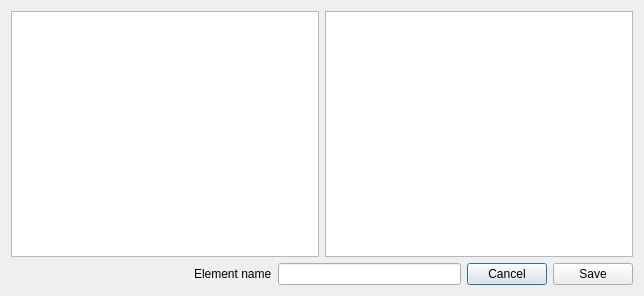
Before: the Qt Designer form apps/NSXQt/ui/Chemistry/AddElementDialog.ui in k61n/openhkl, drawn with Qt 5.
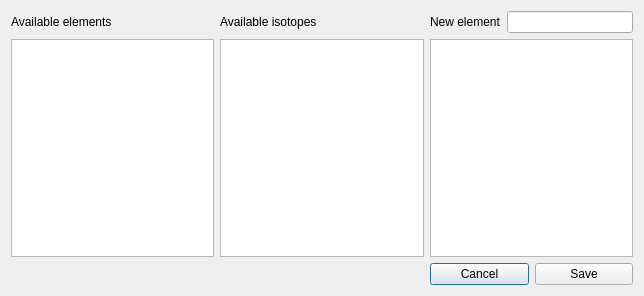
After: the same form once the commit is applied. Custom widgets are drawn as their Qt base class.

Commit message: Improved significantly the AddElement dialog

What changed in the file:
```diff
--- a/apps/NSXQt/ui/Chemistry/AddElementDialog.ui
+++ b/apps/NSXQt/ui/Chemistry/AddElementDialog.ui
@@ -14,8 +14,56 @@
    <string>Dialog</string>
   </property>
   <layout class="QGridLayout" name="gridLayout">
+   <item row="0" column="0">
+    <widget class="QLabel" name="label">
+     <property name="text">
+      <string>Available elements</string>
+     </property>
+    </widget>
+   </item>
    <item row="0" column="1">
-    <widget class="QTableView" name="selectedIsotopesView">
+    <widget class="QLabel" name="label_2">
+     <property name="text">
+      <string>Available isotopes</string>
+     </property>
+    </widget>
+   </item>
+   <item row="0" column="2">
+    <layout class="QHBoxLayout" name="horizontalLayout">
+     <item>
+      <widget class="QLabel" name="label_3">
+       <property name="text">
+        <string>New element</string>
+       </property>
+      </widget>
+     </item>
+     <item>
+      <widget class="QLineEdit" name="elementNameEntry"/>
+     </item>
+    </layout>
+   </item>
+   <item row="1" column="0">
+    <widget class="ElementsListWidget" name="elementsList">
+     <property name="dragDropMode">
+      <enum>QAbstractItemView::DragOnly</enum>
+     </property>
+    </widget>
+   </item>
+   <item row="1" column="1">
+    <widget class="IsotopesListWidget" name="isotopesList">
+     <property name="dragEnabled">
+      <bool>true</bool>
+     </property>
+     <property name="dragDropMode">
+      <enum>QAbstractItemView::DragOnly</enum>
+     </property>
+     <property name="selectionMode">
+      <enum>QAbstractItemView::SingleSelection</enum>
+     </property>
+    </widget>
+   </item>
+   <item row="1" column="2">
+    <widget class="NewElementTableView" name="selectedIsotopesView">
      <property name="acceptDrops">
       <bool>true</bool>
      </property>
@@ -42,44 +90,8 @@
      </attribute>
     </widget>
    </item>
-   <item row="0" column="0">
-    <widget class="QListWidget" name="isotopesList">
-     <property name="dragEnabled">
-      <bool>true</bool>
-     </property>
-     <property name="dragDropMode">
-      <enum>QAbstractItemView::DragOnly</enum>
-     </property>
-     <property name="selectionMode">
-      <enum>QAbstractItemView::SingleSelection</enum>
-     </property>
-    </widget>
-   </item>
-   <item row="1" column="0" colspan="2">
+   <item row="2" column="2">
     <layout class="QHBoxLayout" name="actionsLayout">
-     <item>
-      <spacer name="horizontalSpacer">
-       <property name="orientation">
-        <enum>Qt::Horizontal</enum>
-       </property>
-       <property name="sizeHint" stdset="0">
-        <size>
-         <width>40</width>
-         <height>20</height>
-        </size>
-       </property>
-      </spacer>
-     </item>
-     <item>
-      <widget class="QLabel" name="elementNameLabel">
-       <property name="text">
-        <string>Element name</string>
-       </property>
-      </widget>
-     </item>
-     <item>
-      <widget class="QLineEdit" name="elementNameEntry"/>
-     </item>
      <item>
       <widget class="QPushButton" name="cancelButton">
        <property name="text">
@@ -98,6 +110,23 @@
    </item>
   </layout>
  </widget>
+ <customwidgets>
+  <customwidget>
+   <class>NewElementTableView</class>
+   <extends>QTableView</extends>
+   <header>include/Chemistry/NewElementTableView.h</header>
+  </customwidget>
+  <customwidget>
+   <class>ElementsListWidget</class>
+   <extends>QListWidget</extends>
+   <header>include/Chemistry/ElementsListWidget.h</header>
+  </customwidget>
+  <customwidget>
+   <class>IsotopesListWidget</class>
+   <extends>QListWidget</extends>
+   <header>include/Chemistry/IsotopesListWidget.h</header>
+  </customwidget>
+ </customwidgets>
  <resources/>
  <connections/>
 </ui>
```
The commit also changes 11 other files.
